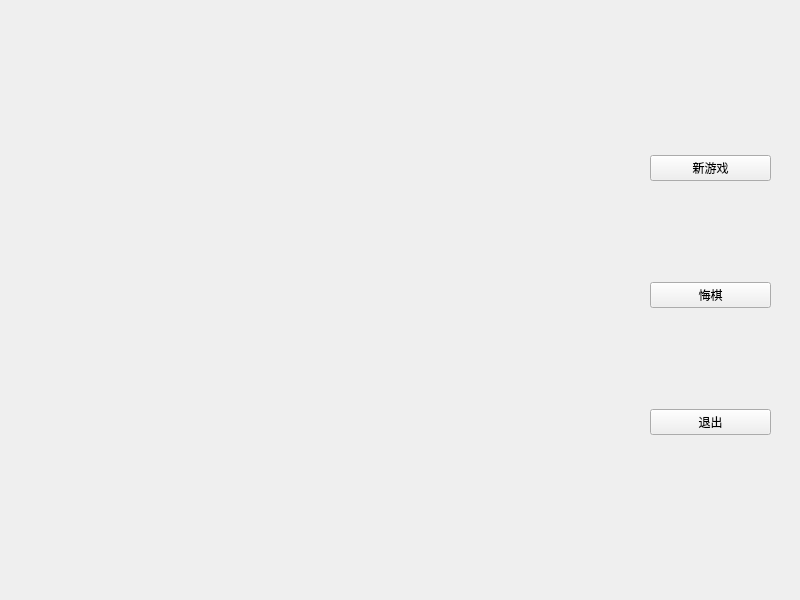
This is mainwindow.ui in SleePerwtm/five-in-a-row as Qt 5 draws it before an edit. The edited form follows.
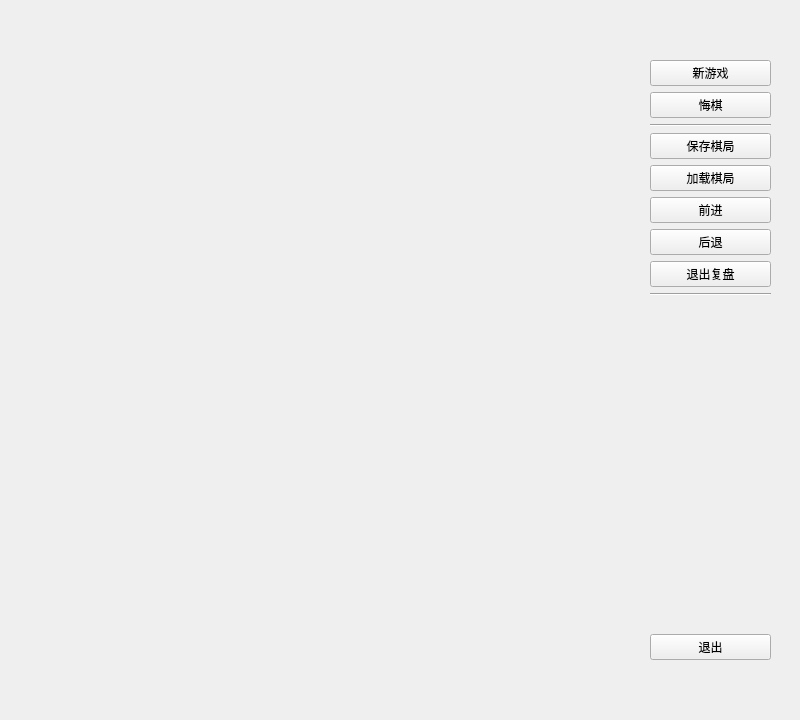
This is the edited form. Custom widgets are drawn as their Qt base class.

Commit message:
feat(game): 添加棋局保存和加载功能
- 实现了将棋局保存为JSON文件的功能，支持保存当前棋盘状态和历史步数。
- 实现了从JSON文件加载棋局并进入复盘模式的功能，支持复盘前进和后退。
- 更新了游戏类的接口，添加了复盘相关的信号和状态管理。
- 修改了主窗口，添加了保存和加载棋局的按钮，并在复盘模式下显示相应的按钮。

What changed in the file:
```diff
--- a/mainwindow.ui
+++ b/mainwindow.ui
@@ -10,19 +10,19 @@
     <x>0</x>
     <y>0</y>
     <width>800</width>
-    <height>600</height>
+    <height>720</height>
    </rect>
   </property>
   <property name="minimumSize">
    <size>
     <width>800</width>
-    <height>600</height>
+    <height>720</height>
    </size>
   </property>
   <property name="maximumSize">
    <size>
     <width>800</width>
-    <height>600</height>
+    <height>720</height>
    </size>
   </property>
   <property name="windowTitle">
@@ -35,7 +35,7 @@
       <x>650</x>
       <y>60</y>
       <width>121</width>
-      <height>471</height>
+      <height>600</height>
      </rect>
     </property>
     <layout class="QVBoxLayout" name="verticalLayout">
@@ -53,6 +53,68 @@
        </property>
       </widget>
      </item>
+     <item>
+      <widget class="Line" name="line1">
+       <property name="orientation">
+        <enum>Qt::Orientation::Horizontal</enum>
+       </property>
+      </widget>
+     </item>
+     <item>
+      <widget class="QPushButton" name="saveGameButton">
+       <property name="text">
+        <string>保存棋局</string>
+       </property>
+      </widget>
+     </item>
+     <item>
+      <widget class="QPushButton" name="loadGameButton">
+       <property name="text">
+        <string>加载棋局</string>
+       </property>
+      </widget>
+     </item>
+     <item>
+      <widget class="QPushButton" name="forwardButton">
+       <property name="text">
+        <string>前进</string>
+       </property>
+      </widget>
+     </item>
+     <item>
+      <widget class="QPushButton" name="backwardButton">
+       <property name="text">
+        <string>后退</string>
+       </property>
+      </widget>
+     </item>
+     <item>
+      <widget class="QPushButton" name="exitReplayButton">
+       <property name="text">
+        <string>退出复盘</string>
+       </property>
+      </widget>
+     </item>
+     <item>
+      <widget class="Line" name="line2">
+       <property name="orientation">
+        <enum>Qt::Orientation::Horizontal</enum>
+       </property>
+      </widget>
+     </item>
+     <item>
+      <spacer name="verticalSpacer">
+       <property name="orientation">
+        <enum>Qt::Orientation::Vertical</enum>
+       </property>
+       <property name="sizeHint" stdset="0">
+        <size>
+         <width>20</width>
+         <height>40</height>
+        </size>
+       </property>
+      </spacer>
+     </item>
      <item>
       <widget class="QPushButton" name="exitButton">
        <property name="text">
@@ -66,7 +128,7 @@
     <property name="geometry">
      <rect>
       <x>70</x>
-      <y>40</y>
+      <y>110</y>
       <width>500</width>
       <height>500</height>
      </rect>
```
Left out of the diff: 2 changed lines with no effect on the pictures. The commit also changes 3 other files.
